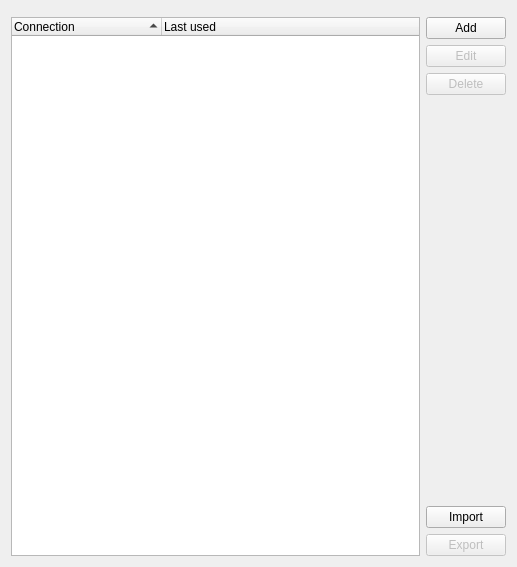
Old version of the form editor/ui/connectioneditor.ui in the repository KDE/plasma-nm.
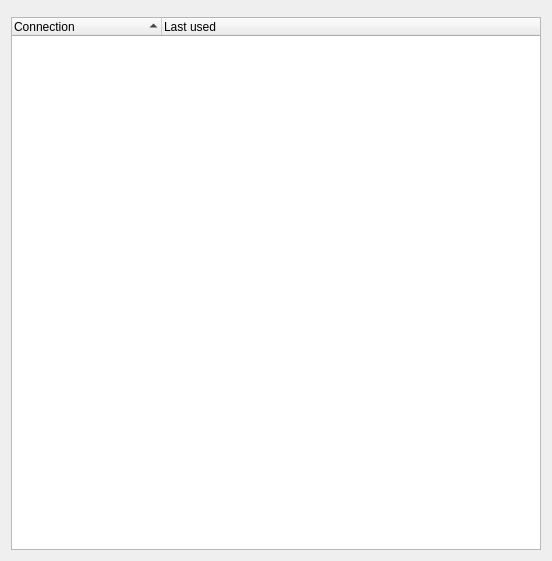
New version of the form. Icons and pictures are not drawn. Custom widgets are drawn as their Qt base class.

Commit message: complete the port to XML GUI

```diff
--- a/editor/ui/connectioneditor.ui
+++ b/editor/ui/connectioneditor.ui
@@ -6,8 +6,8 @@
    <rect>
     <x>0</x>
     <y>0</y>
-    <width>517</width>
-    <height>567</height>
+    <width>552</width>
+    <height>561</height>
    </rect>
   </property>
   <property name="sizePolicy">
@@ -19,96 +19,11 @@
   <property name="windowTitle">
    <string>Connection Editor</string>
   </property>
-  <layout class="QGridLayout" name="gridLayout">
-   <item row="0" column="0" colspan="2">
-    <widget class="KMessageWidget" name="messageWiget" native="true"/>
+  <layout class="QVBoxLayout" name="verticalLayout">
+   <item>
+    <widget class="KMessageWidget" name="messageWidget" native="true"/>
    </item>
-   <item row="1" column="1">
-    <widget class="KPushButton" name="addButton">
-     <property name="text">
-      <string>Add</string>
-     </property>
-     <property name="icon">
-      <iconset theme="list-add">
-       <normaloff/>
-      </iconset>
-     </property>
-     <property name="autoDefault">
-      <bool>false</bool>
-     </property>
-    </widget>
-   </item>
-   <item row="2" column="1">
-    <widget class="KPushButton" name="editButton">
-     <property name="enabled">
-      <bool>false</bool>
-     </property>
-     <property name="text">
-      <string>Edit</string>
-     </property>
-     <property name="icon">
-      <iconset theme="configure">
-       <normaloff/>
-      </iconset>
-     </property>
-    </widget>
-   </item>
-   <item row="3" column="1">
-    <widget class="KPushButton" name="deleteButton">
-     <property name="enabled">
-      <bool>false</bool>
-     </property>
-     <property name="text">
-      <string>Delete</string>
-     </property>
-     <property name="icon">
-      <iconset theme="edit-delete">
-       <normaloff/>
-      </iconset>
-     </property>
-    </widget>
-   </item>
-   <item row="4" column="1">
-    <spacer name="verticalSpacer">
-     <property name="orientation">
-      <enum>Qt::Vertical</enum>
-     </property>
-     <property name="sizeHint" stdset="0">
-      <size>
-       <width>20</width>
-       <height>444</height>
-      </size>
-     </property>
-    </spacer>
-   </item>
-   <item row="5" column="1">
-    <widget class="KPushButton" name="importButton">
-     <property name="text">
-      <string>Import</string>
-     </property>
-     <property name="icon">
-      <iconset theme="document-import">
-       <normaloff/>
-      </iconset>
-     </property>
-    </widget>
-   </item>
-   <item row="6" column="1">
-    <widget class="KPushButton" name="exportButton">
-     <property name="enabled">
-      <bool>false</bool>
-     </property>
-     <property name="text">
-      <string>Export</string>
-     </property>
-     <property name="icon">
-      <iconset theme="document-export">
-       <normaloff/>
-      </iconset>
-     </property>
-    </widget>
-   </item>
-   <item row="1" column="0" rowspan="6">
+   <item>
     <widget class="QTreeWidget" name="connectionsWidget">
      <property name="sizePolicy">
       <sizepolicy hsizetype="Expanding" vsizetype="Expanding">
@@ -176,11 +91,6 @@
   </layout>
  </widget>
  <customwidgets>
-  <customwidget>
-   <class>KPushButton</class>
-   <extends>QPushButton</extends>
-   <header>kpushbutton.h</header>
-  </customwidget>
   <customwidget>
    <class>KMessageWidget</class>
    <extends>QWidget</extends>
```
Left out of the diff: 3 changed lines with no effect on the pictures. The commit also changes 3 other files.
